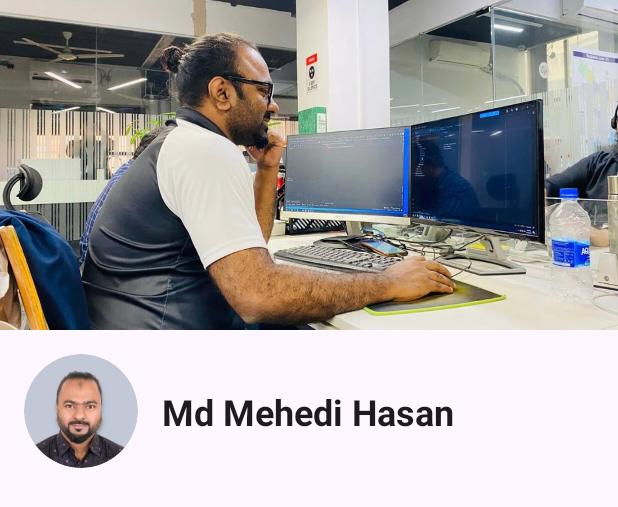
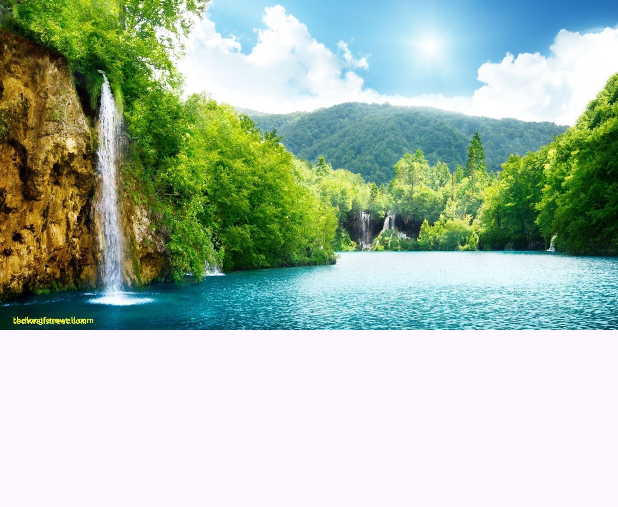
Before and after one commit to Uthoai/MotionLayoutExample, an Android app: the layout activity_main.xml on its own in the app's theme, with its tools: preview values and no code run, on a phone screen of 412 x 824 dp. Shown: the top 507 px of the screen. Run offline under Robolectric (Android 15) with nearby library versions, the phone set to English and light mode, and no system bars.

Commit message:
motion image filter view

```diff
--- a/app/src/main/res/layout/activity_main.xml
+++ b/app/src/main/res/layout/activity_main.xml
@@ -8,7 +8,7 @@
     app:layoutDescription="@xml/activity_main_scene"
     tools:context=".MainActivity">
 
-    <com.google.android.material.imageview.ShapeableImageView
+    <!--<com.google.android.material.imageview.ShapeableImageView
         android:id="@+id/profilePic"
         android:layout_width="80dp"
         android:layout_height="80dp"
@@ -29,14 +29,14 @@
         android:layout_height="wrap_content"
         android:text="Md Mehedi Hasan"
         android:textStyle="bold"
-        android:textAppearance="@style/TextAppearance.Material3.HeadlineSmall"/>
+        android:textAppearance="@style/TextAppearance.Material3.HeadlineSmall"/>-->
 
-    <ScrollView
-        android:id="@+id/scrollView"
+    <androidx.constraintlayout.utils.widget.ImageFilterView
+        android:id="@+id/imageView"
         android:layout_width="match_parent"
-        android:layout_height="wrap_content"
-        android:layout_margin="32dp">
-        //
-    </ScrollView>
+        android:layout_height="220dp"
+        android:scaleType="centerCrop"
+        android:src="@drawable/nature_bg"
+        tools:ignore="ContentDescription" />
 
 </androidx.constraintlayout.motion.widget.MotionLayout>
--- a/app/src/main/res/xml/activity_main_scene.xml
+++ b/app/src/main/res/xml/activity_main_scene.xml
@@ -2,20 +2,25 @@
     xmlns:motion="http://schemas.android.com/apk/res-auto">
 
     <Transition
+        motion:constraintSetEnd="@+id/end"
         motion:constraintSetStart="@+id/start"
-        motion:constraintSetEnd="@+id/end"
         motion:duration="1000">
 
-        <OnClick
+        <!--<OnClick
             motion:targetId="@id/profilePic"
             motion:clickAction="toggle"
-            />
+            />-->
+
+        <OnSwipe
+            motion:dragDirection="dragUp"
+            motion:touchAnchorId="@id/imageView"
+            motion:touchAnchorSide="top" />
 
     </Transition>
 
     <ConstraintSet android:id="@+id/start">
 
-        <Constraint
+        <!--<Constraint
             android:id="@+id/topProfileBG"
             motion:layout_constraintStart_toStartOf="parent"
             motion:layout_constraintTop_toTopOf="parent"
@@ -38,23 +43,37 @@
             android:layout_marginStart="16dp"
             motion:layout_constraintTop_toTopOf="@id/profilePic"
             motion:layout_constraintBottom_toBottomOf="@id/profilePic"
-            motion:layout_constraintStart_toEndOf="@id/profilePic"/>
+            motion:layout_constraintStart_toEndOf="@id/profilePic"/>-->
 
         <Constraint
-            android:id="@+id/scrollView"
-            android:layout_marginStart="32dp"
-            android:layout_marginEnd="32dp"
-            android:layout_marginTop="16dp"
-            motion:layout_constraintTop_toBottomOf="@id/profilePic"
+            android:id="@id/imageView"
+            android:layout_width="match_parent"
+            android:layout_height="220dp"
             motion:layout_constraintStart_toStartOf="parent"
-            motion:layout_constraintEnd_toEndOf="parent"/>
+            motion:layout_constraintTop_toTopOf="parent">
+            <CustomAttribute
+                motion:attributeName="Saturation"
+                motion:customFloatValue="1" />
+        </Constraint>
 
     </ConstraintSet>
+
 
     <ConstraintSet android:id="@+id/end">
 
         <Constraint
-            android:id="@+id/topProfileBG"
+            android:id="@id/imageView"
+            android:layout_width="match_parent"
+            android:layout_height="220dp"
+            motion:layout_constraintBottom_toBottomOf="parent"
+            motion:layout_constraintEnd_toEndOf="parent">
+            <CustomAttribute
+                motion:attributeName="Saturation"
+                motion:customFloatValue="0" />
+        </Constraint>
+
+        <!--<Constraint
+            android:id="@id/topProfileBG"
             android:layout_width="match_parent"
             android:layout_height="1dp"
             android:alpha="0.2"
@@ -77,7 +96,7 @@
             android:layout_height="wrap_content"
             motion:layout_constraintTop_toTopOf="@id/profilePic"
             motion:layout_constraintBottom_toBottomOf="@id/profilePic"
-            motion:layout_constraintStart_toEndOf="@id/profilePic"/>
+            motion:layout_constraintStart_toEndOf="@id/profilePic"/>-->
 
     </ConstraintSet>
 </MotionScene>
```
Also changed, not shown: app/src/main/res/drawable/bg.jpeg (added), app/src/main/res/drawable/nature_bg.jpg (added).
